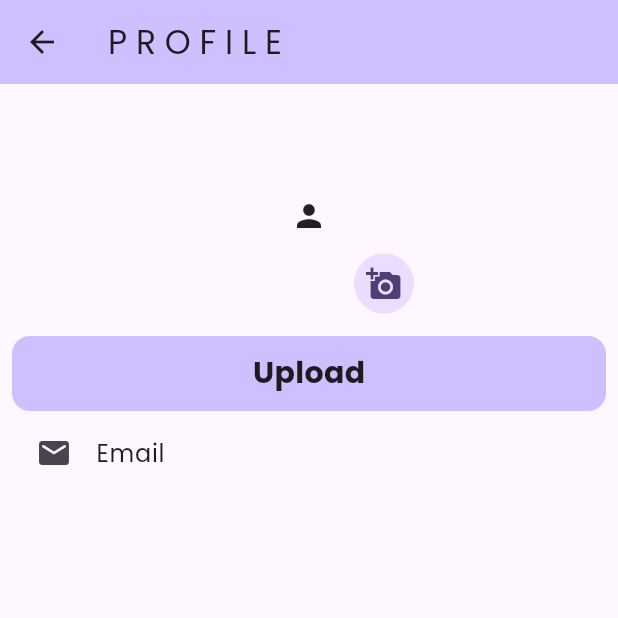
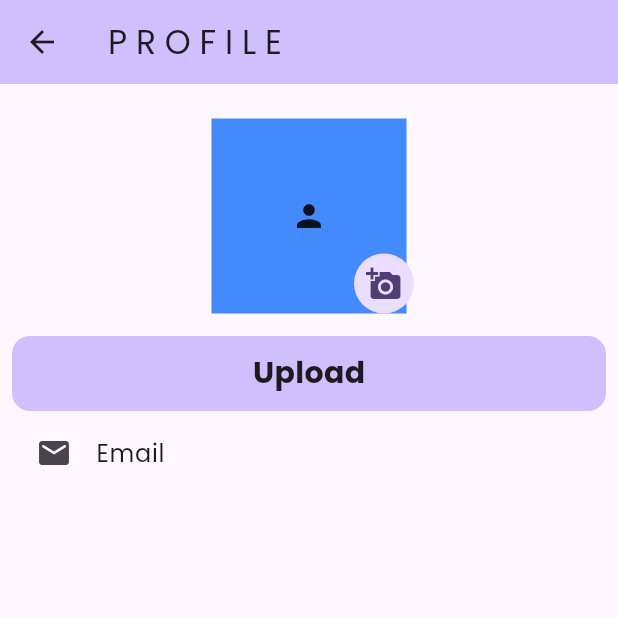
Before and after one commit to VivekYadavDeveloper/NoteHelper, a Flutter app: the ProfileScreen screen opened directly, on a phone screen of 412 x 824 dp, the top half of it. Run offline on Flutter 3.47's test engine with Material 2 defaults, Android fonts, the phone set to English and light mode, and no system bars; our stand-ins replace firebase_auth, firebase_core, firebase_database, firebase_storage, flutter_screenutil, fluttertoast and 3 more; accounts and stored records are empty.

Commit message:
"Profile Done , Working On Error"

```diff
--- a/lib/view/profileScreen/profile.screen.dart
+++ b/lib/view/profileScreen/profile.screen.dart
@@ -87,7 +87,7 @@ class _ProfileScreenState extends State<ProfileScreen> {
                                   child: Container(
                                     height: 130,
                                     width: 130,
-                                    // color: Colors.blueAccent,
+                                    color: Colors.blueAccent,
                                     child: ClipRRect(
                                       borderRadius: BorderRadius.circular(100),
                                       child: map['profileImage'].toString() ==
```
